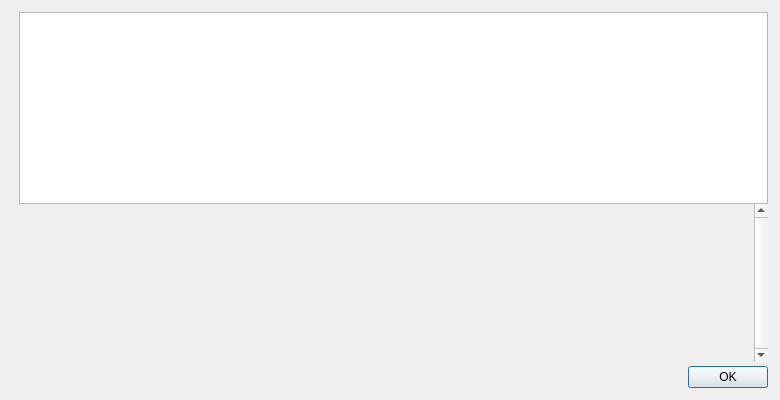
Qt form src/qt/forms/helpmessagedialog.ui (NeoxaChain/Neoxa) before a commit.
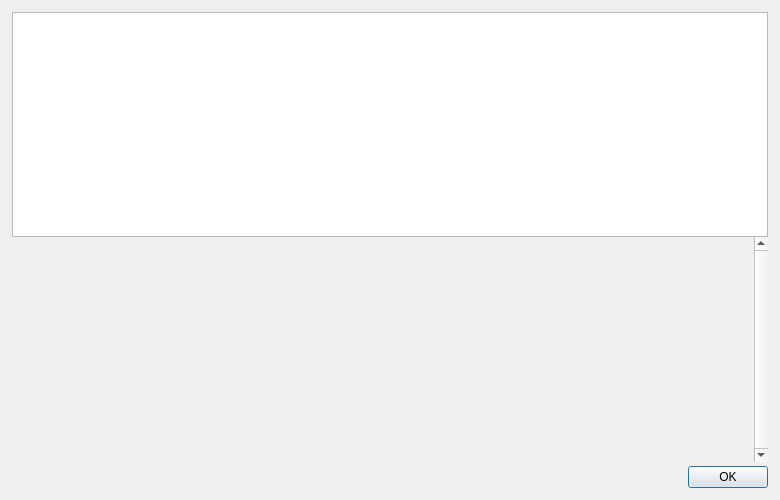
The same form after that commit. Icons and pictures are not drawn.

```diff
--- a/src/qt/forms/helpmessagedialog.ui
+++ b/src/qt/forms/helpmessagedialog.ui
@@ -7,9 +7,15 @@
     <x>0</x>
     <y>0</y>
     <width>780</width>
-    <height>400</height>
+    <height>500</height>
    </rect>
   </property>
+  <property name="maximumSize">
+   <size>
+    <width>16777215</width>
+    <height>500</height>
+   </size>
+  </property>
   <layout class="QHBoxLayout" name="horizontalLayout_2">
    <property name="spacing">
     <number>0</number>
@@ -27,51 +33,16 @@
     <number>12</number>
    </property>
    <item>
-    <layout class="QVBoxLayout" name="verticalLayoutLogo" stretch="0,0">
+    <layout class="QVBoxLayout" name="verticalLayoutLogo" stretch="0">
      <property name="leftMargin">
       <number>0</number>
      </property>
      <property name="topMargin">
-      <number>4</number>
+      <number>0</number>
      </property>
      <property name="rightMargin">
       <number>0</number>
      </property>
-     <item>
-      <widget class="QLabel" name="aboutLogo">
-       <property name="sizePolicy">
-        <sizepolicy hsizetype="Preferred" vsizetype="Ignored">
-         <horstretch>0</horstretch>
-         <verstretch>0</verstretch>
-        </sizepolicy>
-       </property>
-       <property name="maximumSize">
-        <size>
-         <width>100</width>
-         <height>100</height>
-        </size>
-       </property>
-       <property name="pixmap">
-        <pixmap resource="../neoxa.qrc">:/icons/neoxa</pixmap>
-       </property>
-       <property name="scaledContents">
-        <bool>true</bool>
-       </property>
-       <property name="alignment">
-        <set>Qt::AlignLeading|Qt::AlignLeft|Qt::AlignTop</set> 
-       </property>
-      </widget>
-     </item>
-     <item>
-      <widget class="QFrame" name="frame">
-       <property name="frameShape">
-        <enum>QFrame::NoFrame</enum>
-       </property>
-       <property name="frameShadow">
-        <enum>QFrame::Raised</enum>
-       </property>
-      </widget>
-     </item>
     </layout>
    </item>
    <item>
@@ -95,6 +66,14 @@
         <bool>true</bool>
        </property>
        <widget class="QWidget" name="scrollAreaWidgetContents">
+        <property name="geometry">
+         <rect>
+          <x>0</x>
+          <y>0</y>
+          <width>630</width>
+          <height>201</height>
+         </rect>
+        </property>
         <layout class="QVBoxLayout" name="verticalLayout_2">
          <item>
           <widget class="QLabel" name="aboutMessage">
```
